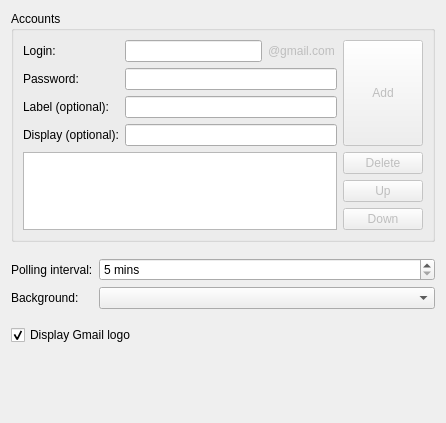
gilcn/nextshows, file playground/Plasma/GmailNotifier/src/applet/gmailnotifierappletconfig.ui: the form before one commit.
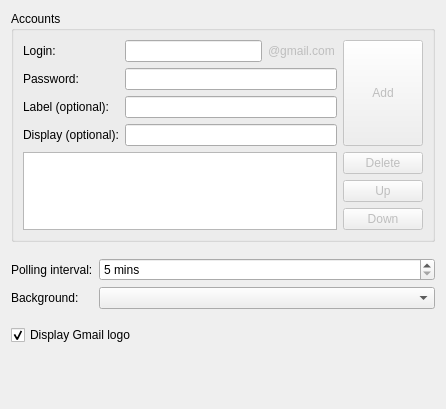
The form after the commit. Custom widgets are drawn as their Qt base class.

Diff of the .ui file:
```diff
--- a/playground/Plasma/GmailNotifier/src/applet/gmailnotifierappletconfig.ui
+++ b/playground/Plasma/GmailNotifier/src/applet/gmailnotifierappletconfig.ui
@@ -6,7 +6,7 @@
     <x>0</x>
     <y>0</y>
     <width>446</width>
-    <height>423</height>
+    <height>409</height>
    </rect>
   </property>
   <property name="windowTitle" >
```
Left out of the diff: 30 changed lines with no effect on the pictures.
